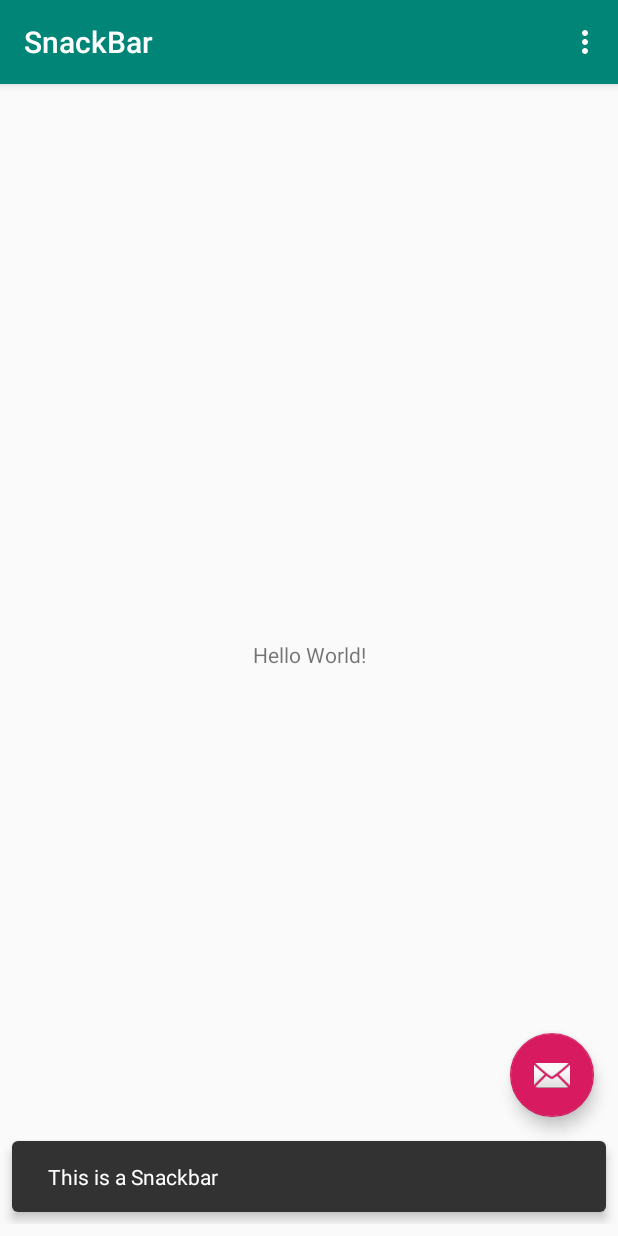
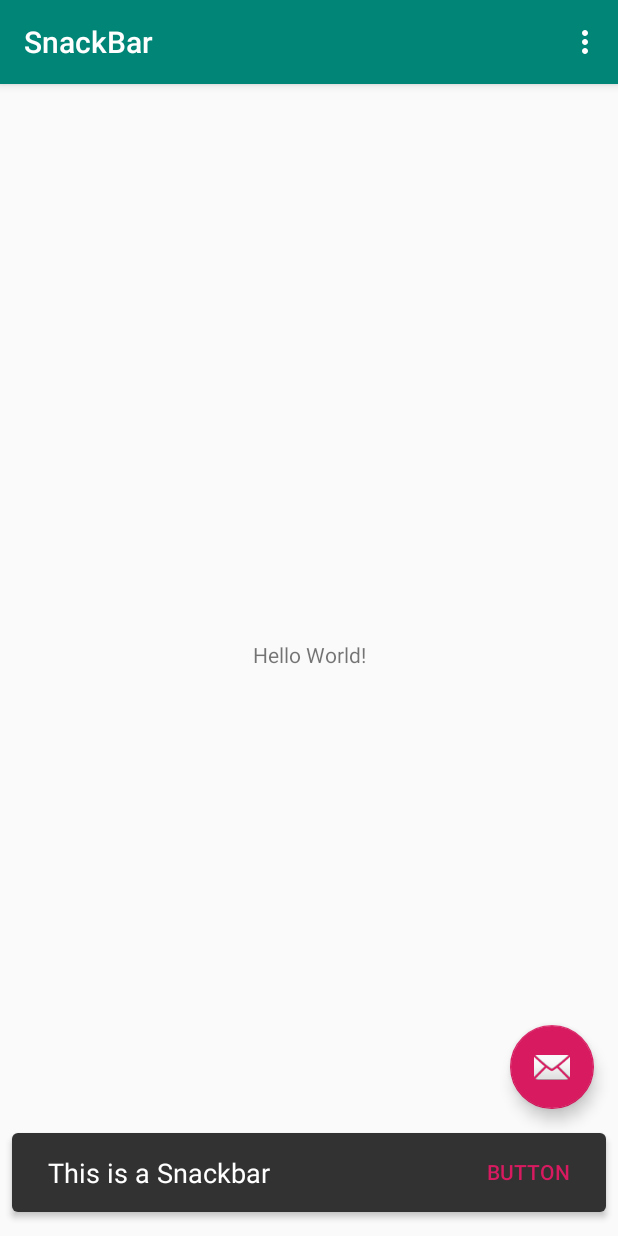
Before and after one commit to DiseR-LawnX/AdvancedSnackBar, an Android app: the screen it shows after launch (MainActivity), after a tap on an icon or button, on a phone screen of 412 x 824 dp. Run offline under Robolectric (Android 15) with nearby library versions, the phone set to English and light mode, and no system bars.

Commit message:
fixed some bugs
fixed:
1.sometimes fc
2.create() method not have any efferts

```diff
--- a/AdvancedSnackBar/build.gradle
+++ b/AdvancedSnackBar/build.gradle
@@ -34,4 +34,6 @@ dependencies {
     testImplementation 'junit:junit:4.12'
     androidTestImplementation 'com.android.support.test:runner:1.0.2'
     androidTestImplementation 'com.android.support.test.espresso:espresso-core:3.0.2'
+    implementation 'org.jetbrains:annotations-java5:15.0'
+    implementation 'org.jetbrains:annotations-java5:15.0'
 }
--- a/AdvancedSnackBar/src/main/java/com/Kiriki/AdvancedSnackBar/AdvancedSnackBar.java
+++ b/AdvancedSnackBar/src/main/java/com/Kiriki/AdvancedSnackBar/AdvancedSnackBar.java
@@ -1,22 +1,19 @@
 package com.Kiriki.AdvancedSnackBar;
 
 import android.content.Context;
-import android.content.res.Resources;
+
 import android.graphics.Color;
-import android.graphics.drawable.Drawable;
+
 import android.view.View;
 import android.view.ViewGroup;
-import android.widget.FrameLayout;
-import android.widget.LinearLayout;
+
 import android.widget.TextView;
 
-import androidx.annotation.NonNull;
-import androidx.annotation.Nullable;
-import androidx.coordinatorlayout.widget.CoordinatorLayout;
+
 import androidx.core.view.ViewCompat;
 
 import com.google.android.material.snackbar.Snackbar;
-import com.google.android.material.snackbar.SnackbarContentLayout;
+
 
 public class AdvancedSnackBar{
     private static Snackbar snackbar;
@@ -31,13 +28,11 @@ public class AdvancedSnackBar{
     //private int LENGTH_MEDIUM =
     /*public AdvancedSnackBar(){
     }*/
-    @NonNull
-    public static void make(View container,int duration,Context context){
-        snackbar = Snackbar.make(container,"",duration);
+    public AdvancedSnackBar(View container, int duration, Context context){
+        snackbar = Snackbar.make(container, "", duration);
         main_context = context;
     }
-    @NonNull
-    public static void setDesign(int design){
+    public void setDesign(int design){
         switch (design){
             case 0:
                 ViewGroup.MarginLayoutParams params = (ViewGroup.MarginLayoutParams) snackbar.getView().getLayoutParams();
@@ -54,39 +49,31 @@ public class AdvancedSnackBar{
                 break;
         }
     }
-    @NonNull
-    public static void setText(String snack_bar_text){
+    public void setText(String snack_bar_text){
         snackbar.setText(snack_bar_text);
     }
-    @NonNull
-    public static void setBackgroundColor(String backgroundColor){
+    public void setBackgroundColor(String backgroundColor){
         snackbar.getView().setBackgroundColor(Color.parseColor(backgroundColor));
     }
-    @NonNull
-    public static void setTextSize(int textSize){
+    public void setTextSize(int textSize){
         TextView snackbar_text = (TextView)snackbar.getView().findViewById(R.id.snackbar_text);
         snackbar_text.setTextSize(textSize);
     }
-    @NonNull
-    public static void setElevation (float elevation){
+    public void setElevation (float elevation){
         ViewCompat.setElevation(snackbar.getView(),elevation);
     }
-    @NonNull
-    public static void setBackgroundDrawable(int drawable){
+    public void setBackgroundDrawable(int drawable){
         snackbar.getView().setBackground(main_context.getDrawable(drawable));
     }
-    @NonNull
-    public static void addButton(String button_text, View.OnClickListener onClickListener){
+    public void addButton(String button_text, View.OnClickListener onClickListener){
         snackbar.setAction(button_text,onClickListener);
     }
-    @NonNull
-    public static void setMargin(int top,int bottom,int left ,int right){
+    public void setMargin(int top,int bottom,int left ,int right){
         ViewGroup.MarginLayoutParams params = (ViewGroup.MarginLayoutParams) snackbar.getView().getLayoutParams();
         params.setMargins(left,top,right,bottom);
         snackbar.getView().setLayoutParams(params);
     }
-    @NonNull
-    public static void show(){
+    public void show(){
         snackbar.show();
     }
 }
--- a/app/src/main/java/com/kiriki/md2/snackbar/MainActivity.java
+++ b/app/src/main/java/com/kiriki/md2/snackbar/MainActivity.java
@@ -1,12 +1,8 @@
 package com.kiriki.md2.snackbar;
 
-import android.content.Context;
-import android.graphics.Color;
-import android.graphics.drawable.Drawable;
 import android.os.Bundle;
 
 import com.Kiriki.AdvancedSnackBar.AdvancedSnackBar;
-import com.Kiriki.AdvancedSnackBar.snackbar.*;
 import com.google.android.material.floatingactionbutton.FloatingActionButton;
 
 import androidx.appcompat.app.AppCompatActivity;
@@ -31,10 +27,22 @@ public class MainActivity extends AppCompatActivity {
         fab.setOnClickListener(new View.OnClickListener() {
             @Override
             public void onClick(View view) {
-                AdvancedSnackBar snackbar = new AdvancedSnackBar();
-                snackbar.make(contaier,AdvancedSnackBar.LENGTH_LONG,MainActivity.this);
+                AdvancedSnackBar snackbar = new AdvancedSnackBar(contaier,AdvancedSnackBar.LENGTH_LONG,MainActivity.this);
                 snackbar.setDesign(AdvancedSnackBar.DESIGN_MATERIAL);
+				/*DESIGN_MATERIAL:Material Design 2.0 Style
+				DESIGN_ORIGINAL: Original Style*/
                 snackbar.setText("This is a Snackbar");
+                snackbar.setBackgroundColor("#000000");
+                snackbar.setTextSize(18);
+                snackbar.setElevation(4.0f);
+                snackbar.addButton("Button", new View.OnClickListener() {
+                    @Override
+                    public void onClick(View view) {
+                        //Any Code
+                    }
+                });
+                snackbar.setBackgroundDrawable(R.drawable.design_snackbar_material_background);
+                snackbar.setMargin(12,12,12,12);
                 snackbar.show();
             }
         });
```
Also changed, not shown: 1 other file.
